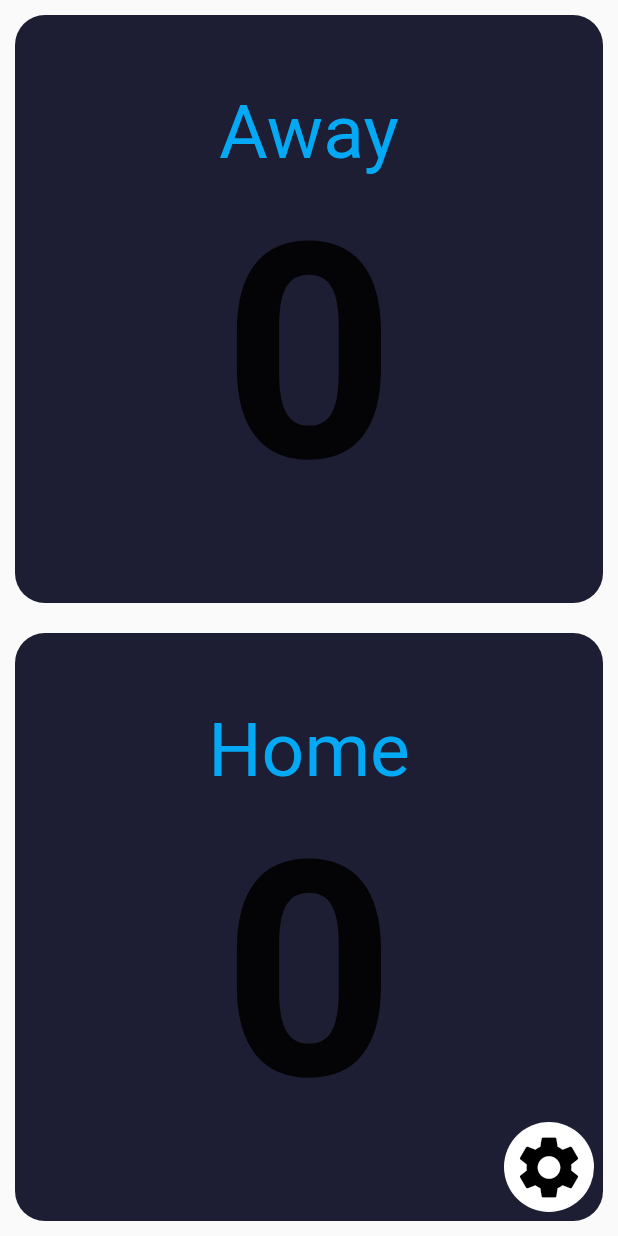
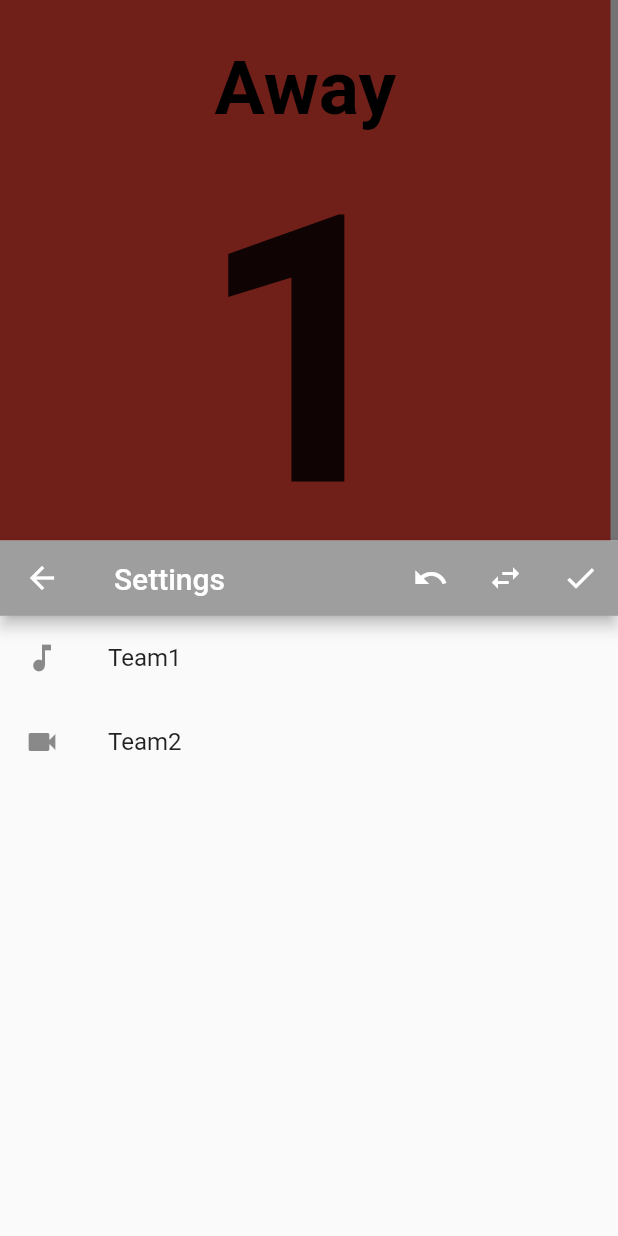
Before and after one commit to alpiepho/scoreboard_tn2, a Flutter app: the screen it shows after launch, after a tap on "Away", after a tap on "Home", after a tap on the "settings" icon, on a phone screen of 412 x 824 dp. Run offline on Flutter 3.47's test engine with Material 2 defaults, Android fonts, the phone set to English and light mode, and no system bars; our stand-ins replace shared_preferences.

Commit message:
started settings modaal

```diff
--- a/lib/components/reusable_card.dart
+++ b/lib/components/score_card.dart
@@ -1,7 +1,7 @@
 import 'package:flutter/material.dart';
 
-class ReusableCard extends StatelessWidget {
-  ReusableCard({required this.color, this.cardChild, this.onPress, this.onPan});
+class TeamScoreCard extends StatelessWidget {
+  TeamScoreCard({required this.color, this.cardChild, this.onPress, this.onPan});
 
   final Color color;
   final Widget? cardChild;
@@ -15,11 +15,12 @@ class ReusableCard extends StatelessWidget {
       onPanUpdate: onPan as void Function(DragUpdateDetails)?,
       child: Container(
         child: cardChild,
-        margin: EdgeInsets.all(10.0),
+        //margin: EdgeInsets.all(10.0),
+        margin: EdgeInsets.fromLTRB(0, 0, 5, 0),
         width: double.infinity,
         decoration: BoxDecoration(
           color: color,
-          borderRadius: BorderRadius.circular(20.0),
+          //borderRadius: BorderRadius.circular(20.0),
         ),
       ),
     );
--- /dev/null
+++ b/lib/components/settings_modal.dart
@@ -0,0 +1,62 @@
+import 'package:flutter/material.dart';
+
+class SettingsModal extends StatelessWidget {
+  SettingsModal({this.onReset, this.onClear, this.onSwap, this.onDone});
+
+  final Function? onReset;
+  final Function? onClear;
+  final Function? onSwap;
+  final Function? onDone;
+
+  @override
+  Widget build(BuildContext context) {
+    return Scaffold(
+      appBar: AppBar(
+        backgroundColor: Colors.grey,
+        foregroundColor: Colors.white,
+        toolbarHeight: 50,
+        titleSpacing: 20,
+        title: Text("Settings"),
+        actions: [
+          Container(
+            width: 50,
+            child: GestureDetector(
+              onTap: onClear as void Function()?,
+              child: Icon(Icons.undo),
+            ),
+          ),
+          Container(
+            width: 50,
+            child: GestureDetector(
+              onTap: onSwap as void Function()?,
+              child: Icon(Icons.swap_horiz),
+            ),
+          ),
+          Container(
+            width: 50,
+            child: GestureDetector(
+              onTap: onDone as void Function()?,
+              child: Icon(Icons.done),
+            ),
+          ),
+        ],
+      ),
+      body: Container(
+        child: new Wrap(
+          children: <Widget>[
+            new ListTile(
+                leading: new Icon(Icons.music_note),
+                title: new Text('Team1'),
+                onTap: () => {}
+            ),
+            new ListTile(
+              leading: new Icon(Icons.videocam),
+              title: new Text('Team2'),
+              onTap: () => {},
+            ),
+          ],
+        ),
+      ),
+    );
+  }
+}
--- a/lib/constants.dart
+++ b/lib/constants.dart
@@ -2,19 +2,21 @@ import 'package:flutter/material.dart';
 
 const kVersion = '0.1';
 
-const kActiveCardColor = Color(0xFF1D1E33);
-const kInactiveCardColor = Color(0xFF111328);
+const kTeamCardColorLeft = Colors.red; //Color(0xFF1D1E33);
+const kTeamCardColorRight = Colors.blueAccent; //Color(0xFF1D1E33);
+//const kInactiveCardColor = Color(0xFF111328);
 
 const kMainContainerWidthPortrait = 600.0;
 const kMainContainerWidthLandscape = 1000.0;
 
 const kLabelTextStyle = TextStyle(
   fontSize: 50.0,
-  color: Colors.lightBlue, //Color(0xFF8D8E98),
+  color: Colors.black, //Color(0xFF8D8E98),
+  fontWeight: FontWeight.bold,
 );
 
 const kNumberTextStyle = TextStyle(
-  fontSize: 200.0,
+  fontSize: 250.0,
   fontWeight: FontWeight.bold,
 );
 
--- a/lib/screens/input_page.dart
+++ b/lib/screens/input_page.dart
@@ -1,14 +1,9 @@
 import 'package:flutter/material.dart';
-// import 'package:flutter_material_pickers/flutter_material_pickers.dart';
-// import 'package:font_awesome_flutter/font_awesome_flutter.dart';
-// import 'package:unit_calculator/components/bottom_button.dart';
-import 'package:scoreboard_tn/components/reusable_card.dart';
+import 'package:scoreboard_tn/components/score_card.dart';
 import 'package:scoreboard_tn/components/settings_button.dart';
-// import 'package:unit_calculator/components/round_icon_button.dart';
+import 'package:scoreboard_tn/components/settings_modal.dart';
 import 'package:scoreboard_tn/constants.dart';
-// import 'package:unit_calculator/screens/settings_page.dart';
-// import 'package:shared_preferences/shared_preferences.dart';
-// import 'package:url_launcher/url_launcher.dart';
+import 'package:shared_preferences/shared_preferences.dart';
 
 class InputPage extends StatefulWidget {
   @override
@@ -30,46 +25,27 @@ class _InputPageState extends State<InputPage> {
 
 
 
-  //
-  // var selectedUnitSelect = "";
-  // List<String> allUnitSelects = CalculatorEngine().getUnitTypeSelectList();
-  //
-  // _readPersistentData() async {
-  //   final prefs = await SharedPreferences.getInstance();
-  //   final unitType = prefs.getInt('unitType') ?? 0;
-  //   final valueLeft = prefs.getDouble('valueLeft') ?? 1.0;
-  //   final valueRight = prefs.getDouble('valueRight') ?? 2.54;
-  //   final tenX = prefs.getDouble('tenX') ?? 1.0;
-  //   final twoX = prefs.getDouble('twoX') ?? 1.0;
-  //   //print('_readPersistentData: $unitType');
-  //   //print('_readPersistentData: valueLeft');
-  //   //print('_readPersistentData: valueRight');
-  //   //print('_readPersistentData: tenX');
-  //   //print('_readPersistentData: twoX');
-  //   setState(() {
-  //     _unitType = unitType;
-  //     _valueLeft = valueLeft;
-  //     _valueRight = valueRight;
-  //     _tenX = tenX;
-  //     _twoX = twoX;
-  //   });
-  // }
-  //
-  // _savePersistentData() async {
-  //   final prefs = await SharedPreferences.getInstance();
-  //   prefs.setInt('unitType', _unitType);
-  //   prefs.setDouble('valueLeft', _valueLeft);
-  //   prefs.setDouble('valueRight', _valueRight);
-  //   prefs.setDouble('tenX', _tenX);
-  //   prefs.setDouble('twoX', _twoX);
-  //   //print('_savePersistentData $_unitType');
-  //   //print('_savePersistentData _valueLeft');
-  //   //print('_savePersistentData _valueRight');
-  //   //print('_savePersistentData _tenX');
-  //   //print('_savePersistentData _twoX');
-  // }
-  //
-  //
+  _readPersistentData() async {
+    final prefs = await SharedPreferences.getInstance();
+    final labelLeft = prefs.getString('labelLeft') ?? 'Away';
+    final labelRight = prefs.getString('labelRight') ?? 'Home';
+    final valueLeft = prefs.getInt('valueLeft') ?? 0;
+    final valueRight = prefs.getInt('valueRight') ?? 0;
+    setState(() {
+      _labelLeft = labelLeft;
+      _labelRight = labelRight;
+      _valueLeft = valueLeft;
+      _valueRight = valueRight;
+    });
+  }
+
+  _savePersistentData() async {
+    final prefs = await SharedPreferences.getInstance();
+    prefs.setString('labelLeft', _labelLeft);
+    prefs.setString('labelRight', _labelRight);
+    prefs.setInt('valueLeft', _valueLeft);
+    prefs.setInt('valueRight', _valueRight);
+  }
 
   void _incrementLeft() async {
     setState(() {
@@ -102,6 +78,17 @@ class _InputPageState extends State<InputPage> {
       _valueLeft = 0;
       _valueRight = 0;
     });
+    Navigator.of(context).pop();
+  }
+
+  void _resetBoth() async {
+    setState(() {
+      _labelLeft = "Away";
+      _labelRight = "Home";
+      _valueLeft = 0;
+      _valueRight = 0;
+    });
+    Navigator.of(context).pop();
   }
 
   void _swapTeams() async {
@@ -113,7 +100,18 @@ class _InputPageState extends State<InputPage> {
       _labelLeft = _labelRight;
       _labelRight = labelTemp;
     });
-}
+    Navigator.of(context).pop();
+  }
+
+  void _saveBoth() async {
+    // setState(() {
+    //   _labelLeft = "Away";
+    //   _labelRight = "Home";
+    //   _valueLeft = 0;
+    //   _valueRight = 0;
+    // });
+    Navigator.of(context).pop();
+  }
 
   void _panUpdateLeft(DragUpdateDetails details) async {
     // use swipe to adjust score
@@ -167,66 +165,8 @@ class _InputPageState extends State<InputPage> {
     } else {
       _panPositionXRight = 0.0;
     }
-
   }
 
-
-  // void _updateValueLeftEtc(double newValue) {
-  //   _valueLeft = newValue;
-  //   _valueLeft = double.parse(_valueLeft.toStringAsFixed(2));
-  //   _valueRight = _calc.convert(_unitType, _valueLeft);
-  //   _valueRight = double.parse(_valueRight.toStringAsFixed(2));
-  //   _savePersistentData();
-  // }
-  //
-  // void _openUnitTypeDialog() async {
-  //   showMaterialScrollPicker(
-  //     backgroundColor: kActiveCardColour,
-  //     headerColor: kActiveCardColour,
-  //     showDivider: false,
-  //     context: context,
-  //     title: "Pick Unit Type",
-  //     items: allUnitSelects,
-  //     selectedItem: selectedUnitSelect,
-  //     onChanged: (value) {
-  //       if (value == 'google') {
-  //         launch('https://www.google.com/search?q=meter+to+yard');
-  //       }
-  //       else {
-  //         setState(() {
-  //           selectedUnitSelect = value;
-  //           _unitType = this._calc.decodeUnitTypeSelectString(selectedUnitSelect);
-  //           if (_valueRight < this._calc.rangeMin(_unitType)) _valueRight = this._calc.rangeMin(_unitType);
-  //           if (_valueRight > this._calc.rangeMax(_unitType)) _valueRight = this._calc.rangeMax(_unitType);
-  //           _updateValueLeftEtc(_valueRight);
-  //         });
-  //       }
-  //     },
-  //   );
-  // }
-  //
-  // void _moveToSettingsPage() async {
-  //   final result = await Navigator.push(
-  //     context,
-  //     MaterialPageRoute(
-  //       builder: (context) => SettingsPage(
-  //         unitType: _unitType,
-  //       ),
-  //     ),
-  //   );
-  //   if (result != null) {
-  //     setState(() {
-  //       _unitType = (result < _calc.maxUnits() ? result : 0);
-  //       _updateValueLeftEtc(_valueRight);
-  //     });
-  //   }
-  // }
-  //
-  // @override
-  // initState() {
-  //   super.initState();
-  //   _readPersistentData();
-  // }
 
   @override
   Widget build(BuildContext context) {
@@ -243,10 +183,10 @@ class _InputPageState extends State<InputPage> {
                   child: Column(
                     children: <Widget>[
                       Expanded(
-                        child: ReusableCard(
+                        child: TeamScoreCard(
                           onPress: _incrementLeft,
                           onPan: _panUpdateLeft,
-                          color: kActiveCardColor,
+                          color: kTeamCardColorLeft,
                           cardChild: Column(
                             mainAxisAlignment: MainAxisAlignment.center,
                             children: <Widget>[
@@ -263,10 +203,10 @@ class _InputPageState extends State<InputPage> {
                         ),
                       ),
                       Expanded(
-                        child: ReusableCard(
+                        child: TeamScoreCard(
                           onPress: _incrementRight,
                           onPan: _panUpdateRight,
-                          color: kActiveCardColor,
+                          color: kTeamCardColorRight,
                           cardChild: Column(
                             mainAxisAlignment: MainAxisAlignment.center,
                             children: <Widget>[
@@ -290,8 +230,19 @@ class _InputPageState extends State<InputPage> {
           ),
         ),
         floatingActionButton: SettingsButton(
-          onPress: _clearBoth,
-        ),
+          onPress: () {
+            showModalBottomSheet(context: context,
+                builder: (BuildContext bc) {
+                  return SettingsModal(
+                    onClear: _clearBoth,
+                    onReset: _resetBoth,
+                    onSwap: _swapTeams,
+                    onDone: _saveBoth,
+                  );
+                }
+              );
+            }
+          ),
         floatingActionButtonLocation: FloatingActionButtonLocation.endFloat,
       );
     }
@@ -307,10 +258,10 @@ class _InputPageState extends State<InputPage> {
                   child: Row(
                     children: <Widget>[
                       Expanded(
-                        child: ReusableCard(
+                        child: TeamScoreCard(
                           onPress: _incrementLeft,
                           onPan: _panUpdateLeft,
-                          color: kActiveCardColor,
+                          color: kTeamCardColorLeft,
                           cardChild: Column(
                             mainAxisAlignment: MainAxisAlignment.center,
                             children: <Widget>[
@@ -327,10 +278,10 @@ class _InputPageState extends State<InputPage> {
                         ),
                       ),
                       Expanded(
-                        child: ReusableCard(
+                        child: TeamScoreCard(
                           onPress: _incrementRight,
                           onPan: _panUpdateRight,
-                          color: kActiveCardColor,
+                          color: kTeamCardColorRight,
                           cardChild: Column(
                             mainAxisAlignment: MainAxisAlignment.center,
                             children: <Widget>[
@@ -354,7 +305,18 @@ class _InputPageState extends State<InputPage> {
           ),
         ),
         floatingActionButton: SettingsButton(
-          onPress: _clearBoth,
+            onPress: () {
+              showModalBottomSheet(context: context,
+                  builder: (BuildContext bc) {
+                    return SettingsModal(
+                      onClear: _clearBoth,
+                      onReset: _resetBoth,
+                      onSwap: _swapTeams,
+                      onDone: _saveBoth,
+                    );
+                  }
+              );
+            }
         ),
         floatingActionButtonLocation: FloatingActionButtonLocation.endFloat,
       );
```
Also changed, not shown: lib/screens/settings_page.dart (deleted, +0 -156 lines).
